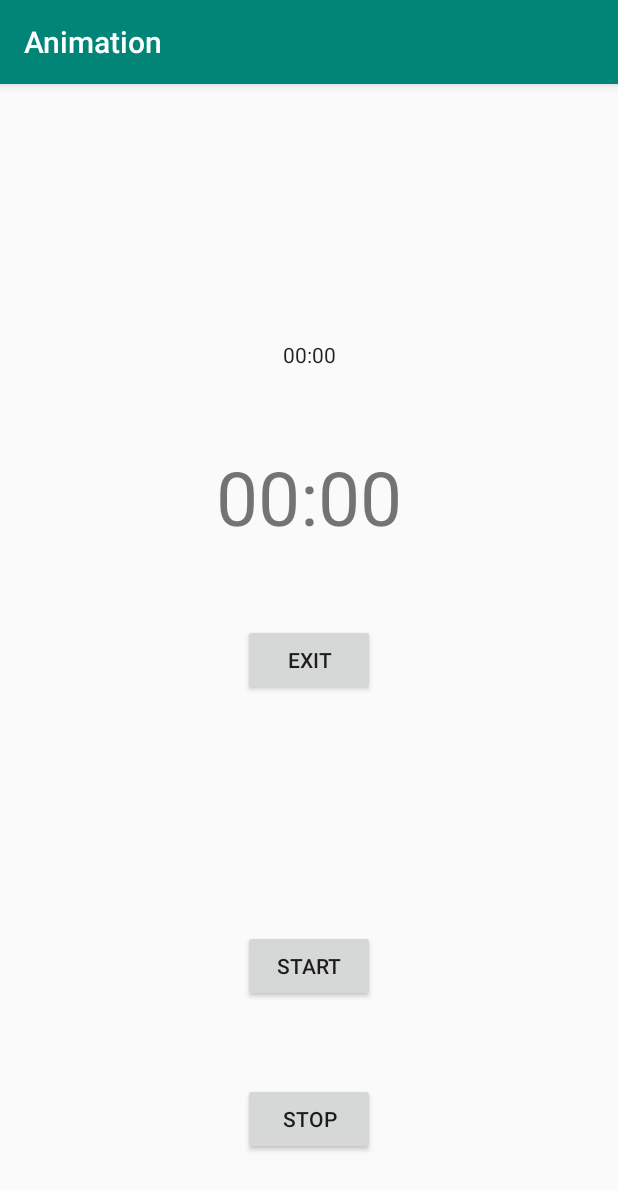
After one commit to DALAB2021/demo, an Android app: the TimerActivity screen opened directly, with no data from a screen before it, on a phone screen of 412 x 824 dp. The commit adds this screen. Shown: the top 1190 px of the screen. Run offline under Robolectric (Android 15) with nearby library versions, the phone set to English and light mode, and no system bars.

Commit message:
feat：计时器&字体颜色/大小变化
修改在Animation的基础上进行，做了一个简单的页面跳转。

```diff
--- a/AnimationDemo/app/src/main/AndroidManifest.xml
+++ b/AnimationDemo/app/src/main/AndroidManifest.xml
@@ -9,6 +9,7 @@
         android:roundIcon="@mipmap/ic_launcher_round"
         android:supportsRtl="true"
         android:theme="@style/AppTheme">
+        <activity android:name=".TimerActivity"></activity>
         <activity android:name=".MainActivity">
             <intent-filter>
                 <action android:name="android.intent.action.MAIN" />
--- /dev/null
+++ b/AnimationDemo/app/src/main/java/com/example/animation/TimerActivity.java
@@ -0,0 +1,130 @@
+package com.example.animation;
+
+import androidx.appcompat.app.AppCompatActivity;
+
+import android.graphics.Color;
+import android.os.Bundle;
+import android.os.SystemClock;
+import android.view.View;
+import android.widget.Button;
+import android.widget.Chronometer;
+import android.widget.TextView;
+
+import java.util.Locale;
+import java.util.Timer;
+import java.util.TimerTask;
+
+public class TimerActivity extends AppCompatActivity {
+
+    Chronometer timer;
+    boolean hang=false;
+    Button Pause;
+    TextView textView;
+    long pauseTime;
+    Timer timer1;
+    TimerTask timerTask;
+    @Override
+    protected void onCreate(Bundle savedInstanceState) {
+        super.onCreate(savedInstanceState);
+        setContentView(R.layout.activity_timer);
+
+        timer=findViewById(R.id.timer);
+//        Pause=findViewById(R.id.pause);
+        textView=findViewById(R.id.textView);
+        timer1=new Timer();
+    }
+    public void Exit(View view)
+    {
+        finish();
+    }
+
+    public void BtnStart(View view)
+    {
+        timer.setBase(SystemClock.elapsedRealtime());//计时器清零
+    //不用显示小时
+//        int hour = (int) ((SystemClock.elapsedRealtime() - timer.getBase()) / 1000 / 60);
+//        timer.setFormat("0"+String.valueOf(hour)+":%s");
+//        timer.setFormat("00:%s");
+        timer.start();
+
+    }
+    public void BtnStop(View view){
+//        timer.setBase(SystemClock.elapsedRealtime());//计时器清零
+        //如果我不清零？
+        timer.stop();
+    }
+    public void PauseAndStart(View view){
+        if(hang)//现在是暂停状态 文本是continue
+        {
+//            timer.setBase(pauseTime);
+//            timer.start();
+            Pause.setText("Pause");
+            hang=!hang;
+        }
+        else{//点击之后暂停
+//            timer.stop();
+//            pauseTime=timer.getBase();
+            Pause.setText("Continue");
+            hang=!hang;
+        }
+
+    }
+
+    public void startClick(View view)
+    {
+        timerTask=new TimerTask() {
+            int cnt=0;
+            @Override
+            public void run() {
+                runOnUiThread(new Runnable() {
+                    @Override
+                    public void run() {
+//                        if(!hang)
+//                        {
+//                            //如果暂停了，那么cnt就不变化；
+//                            cnt++;
+//                        }
+                        cnt+=10;
+                        textView.setText(getStringTime(cnt));
+                        //还要检查一下颜色
+                        checkColor(cnt);
+                    }
+                });
+            }
+        };
+        timer1.schedule(timerTask,0,10);//每0.01s调用一次
+    }
+
+    public void checkColor(int cnt)
+    {
+        if(cnt<2000)
+        {
+//            textView.setTextColor(Color.YELLOW);//颜色调一下，不要太淡
+            textView.setTextColor(Color.rgb(255,160,0));
+        }
+        else if(2000 < cnt && cnt <5000)
+        {
+            textView.setTextColor(Color.rgb(0,238,0));
+        }
+        else{
+            textView.setTextColor(Color.RED);
+        }
+    }
+
+
+    public void stopClick(View view)
+    {
+        if(!timerTask.cancel())
+        {
+            timerTask.cancel();
+            timer1.cancel();
+        }
+    }
+    private String getStringTime(int cnt)
+    {
+        int min =cnt/60000;
+        int second=cnt%60000/1000;
+        int minisecond=cnt%1000/10;
+        return String.format(Locale.CHINA,"%02d:%02d:%02d",min,second,minisecond);
+    }
+}
--- /dev/null
+++ b/AnimationDemo/app/src/main/res/layout/activity_timer.xml
@@ -0,0 +1,80 @@
+<?xml version="1.0" encoding="utf-8"?>
+<androidx.constraintlayout.widget.ConstraintLayout xmlns:android="http://schemas.android.com/apk/res/android"
+    xmlns:app="http://schemas.android.com/apk/res-auto"
+    xmlns:tools="http://schemas.android.com/tools"
+    android:layout_width="match_parent"
+    android:layout_height="match_parent"
+    tools:context=".TimerActivity">
+
+    <Button
+        android:id="@+id/button"
+        android:layout_width="wrap_content"
+        android:layout_height="wrap_content"
+        android:onClick="Exit"
+        android:text="Exit"
+        app:layout_constraintBottom_toBottomOf="parent"
+        app:layout_constraintEnd_toEndOf="parent"
+        app:layout_constraintHorizontal_bias="0.5"
+        app:layout_constraintStart_toStartOf="parent"
+        app:layout_constraintTop_toTopOf="parent" />
+
+    <Chronometer
+        android:id="@+id/timer"
+        android:layout_width="wrap_content"
+        android:layout_height="wrap_content"
+        android:format="%s"
+        app:layout_constraintBottom_toTopOf="@+id/button"
+        app:layout_constraintEnd_toEndOf="parent"
+        app:layout_constraintHorizontal_bias="0.5"
+        app:layout_constraintStart_toStartOf="parent"
+        app:layout_constraintTop_toTopOf="parent" />
+
+    <Button
+        android:id="@+id/start"
+        android:layout_width="wrap_content"
+        android:layout_height="wrap_content"
+        android:onClick="startClick"
+        android:text="Start"
+        app:layout_constraintBottom_toBottomOf="parent"
+        app:layout_constraintEnd_toEndOf="parent"
+        app:layout_constraintHorizontal_bias="0.5"
+        app:layout_constraintStart_toStartOf="parent"
+        app:layout_constraintTop_toBottomOf="@+id/button" />
+
+    <Button
+        android:id="@+id/stop"
+        android:layout_width="wrap_content"
+        android:layout_height="wrap_content"
+        android:onClick="stopClick"
+        android:text="stop"
+        app:layout_constraintBottom_toBottomOf="parent"
+        app:layout_constraintEnd_toEndOf="parent"
+        app:layout_constraintHorizontal_bias="0.5"
+        app:layout_constraintStart_toStartOf="parent"
+        app:layout_constraintTop_toBottomOf="@+id/start" />
+
+<!--   暂停功能暂时不要 <Button-->
+<!--        android:id="@+id/pause"-->
+<!--        android:layout_width="wrap_content"-->
+<!--        android:layout_height="wrap_content"-->
+<!--        android:onClick="PauseAndStart"-->
+<!--        android:text="Pause"-->
+<!--        app:layout_constraintBottom_toTopOf="@+id/start"-->
+<!--        app:layout_constraintEnd_toEndOf="parent"-->
+<!--        app:layout_constraintHorizontal_bias="0.5"-->
+<!--        app:layout_constraintStart_toStartOf="parent"-->
+<!--        app:layout_constraintTop_toBottomOf="@+id/button" />-->
+
+    <TextView
+        android:id="@+id/textView"
+        android:layout_width="wrap_content"
+        android:layout_height="wrap_content"
+        android:text="00:00"
+        android:textSize="50sp"
+        app:layout_constraintBottom_toTopOf="@+id/button"
+        app:layout_constraintEnd_toEndOf="parent"
+        app:layout_constraintHorizontal_bias="0.5"
+        app:layout_constraintStart_toStartOf="parent"
+        app:layout_constraintTop_toBottomOf="@+id/timer" />
+
+</androidx.constraintlayout.widget.ConstraintLayout>
```
Also changed, not shown: AnimationDemo/app/src/main/java/com/example/animation/MainActivity.java (+12 -0 lines), AnimationDemo/app/src/main/res/layout/activity_main.xml (+11 -0 lines).
